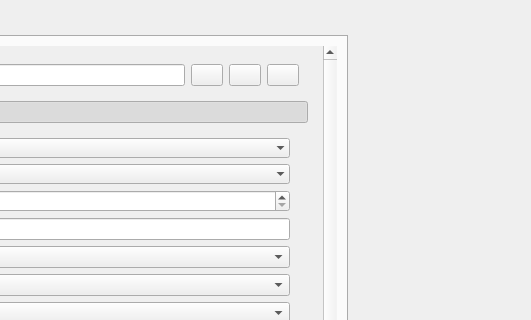
This is ui_files/run_tune.ui in Dark-Elektron/CavityDesignHub as Qt 5 draws it before an edit; both pictures show x 811 to 1342 and y 0 to 320 of the 1342 by 894 pixel window. The edited form follows.
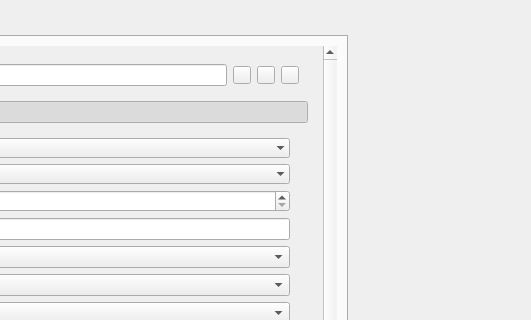
This is the edited form. Icons and pictures are not drawn. Custom widgets are drawn as their Qt base class.

Diff of the .ui file:
```diff
--- a/ui_files/run_tune.ui
+++ b/ui_files/run_tune.ui
@@ -62,8 +62,8 @@
                <rect>
                 <x>0</x>
                 <y>0</y>
-                <width>676</width>
-                <height>1368</height>
+                <width>522</width>
+                <height>1657</height>
                </rect>
               </property>
               <property name="styleSheet">
@@ -246,8 +246,8 @@
                    <widget class="QPushButton" name="pb_Cancel">
                     <property name="maximumSize">
                      <size>
-                      <width>32</width>
-                      <height>16777215</height>
+                      <width>18</width>
+                      <height>18</height>
                      </size>
                     </property>
                     <property name="toolTip">
@@ -265,8 +265,8 @@
                     </property>
                     <property name="iconSize">
                      <size>
-                      <width>24</width>
-                      <height>24</height>
+                      <width>18</width>
+                      <height>18</height>
                      </size>
                     </property>
                    </widget>
@@ -275,8 +275,8 @@
                    <widget class="QPushButton" name="pb_Pause_Resume">
                     <property name="maximumSize">
                      <size>
-                      <width>32</width>
-                      <height>16777215</height>
+                      <width>18</width>
+                      <height>18</height>
                      </size>
                     </property>
                     <property name="toolTip">
@@ -287,8 +287,8 @@
                     </property>
                     <property name="iconSize">
                      <size>
-                      <width>24</width>
-                      <height>24</height>
+                      <width>18</width>
+                      <height>18</height>
                      </size>
                     </property>
                    </widget>
@@ -316,8 +316,8 @@
                    <widget class="QPushButton" name="pb_Run">
                     <property name="maximumSize">
                      <size>
-                      <width>32</width>
-                      <height>16777215</height>
+                      <width>18</width>
+                      <height>18</height>
                      </size>
                     </property>
                     <property name="toolTip">
@@ -335,8 +335,8 @@
                     </property>
                     <property name="iconSize">
                      <size>
-                      <width>24</width>
-                      <height>24</height>
+                      <width>18</width>
+                      <height>18</height>
                      </size>
                     </property>
                     <property name="flat">
```
Left out of the diff: 5 changed lines with no effect on the pictures.
